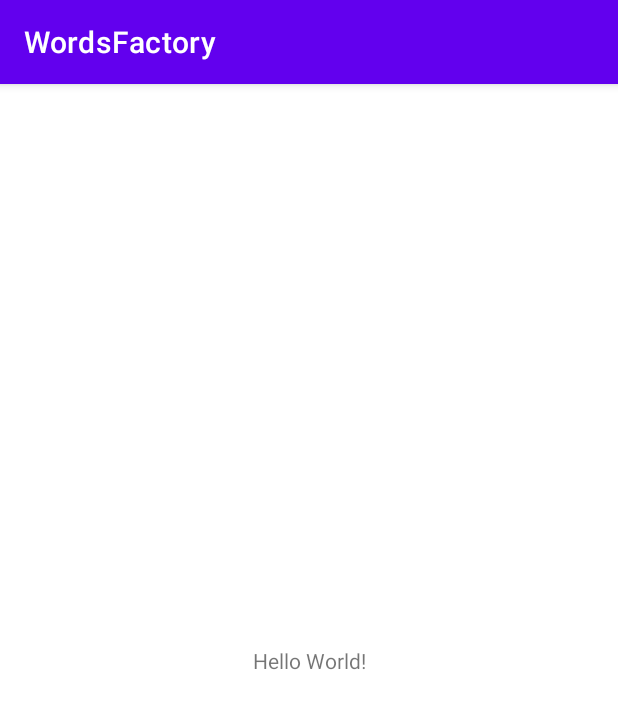
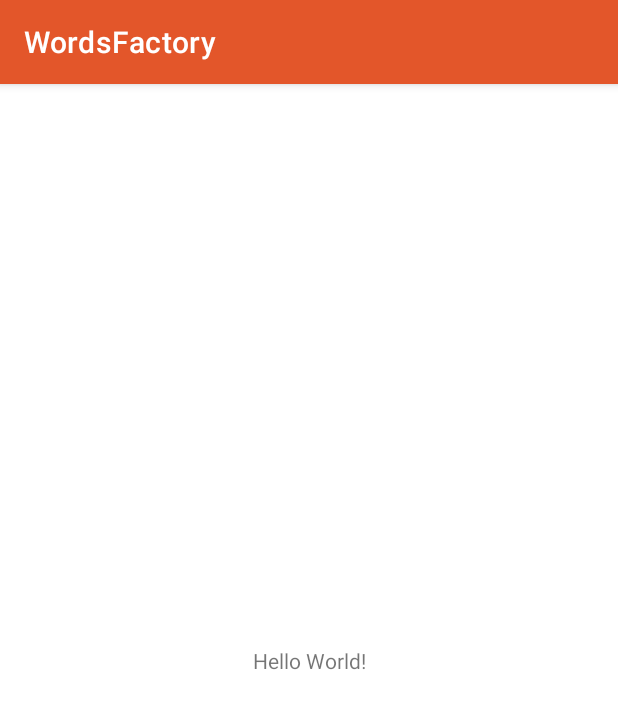
Before and after one commit to Red1sK444/WordsFactory, an Android app: the screen it shows after launch (MainActivity), on a phone screen of 412 x 824 dp. Shown: the top 709 px of the screen. Run offline under Robolectric (Android 15) with nearby library versions, the phone set to English and light mode, and no system bars.

Commit message:
main colors added

```diff
--- a/app/src/main/res/values/colors.xml
+++ b/app/src/main/res/values/colors.xml
@@ -7,4 +7,13 @@
     <color name="teal_700">#FF018786</color>
     <color name="black">#FF000000</color>
     <color name="white">#FFFFFFFF</color>
+    <color name="dark">#3C3A36</color>
+    <color name="dark_color">#78746D</color>
+    <color name="gray">#BEBAB3</color>
+    <color name="light_gray">#F8F2EE</color>
+    <color name="orange">#E3562A</color>
+    <color name="blue">#65AAEA</color>
+    <color name="green">#5BA092</color>
+    <color name="red">#EF4949</color>
+    <color name="yellow">#F2A03F</color>
 </resources>
--- a/app/src/main/res/values/themes.xml
+++ b/app/src/main/res/values/themes.xml
@@ -2,13 +2,15 @@
     <!-- Base application theme. -->
     <style name="Theme.WordsFactory" parent="Theme.MaterialComponents.DayNight.DarkActionBar">
         <!-- Primary brand color. -->
-        <item name="colorPrimary">@color/purple_500</item>
-        <item name="colorPrimaryVariant">@color/purple_700</item>
+        <item name="colorPrimary">@color/orange</item>
+        <item name="colorPrimaryVariant">@color/orange</item>
         <item name="colorOnPrimary">@color/white</item>
         <!-- Secondary brand color. -->
-        <item name="colorSecondary">@color/teal_200</item>
-        <item name="colorSecondaryVariant">@color/teal_700</item>
+        <item name="colorSecondary">@color/blue</item>
+        <item name="colorSecondaryVariant">@color/blue</item>
         <item name="colorOnSecondary">@color/black</item>
+
+        <item name="colorError">@color/red</item>
         <!-- Status bar color. -->
         <item name="android:statusBarColor" tools:targetApi="l">?attr/colorPrimaryVariant</item>
         <!-- Customize your theme here. -->
```
